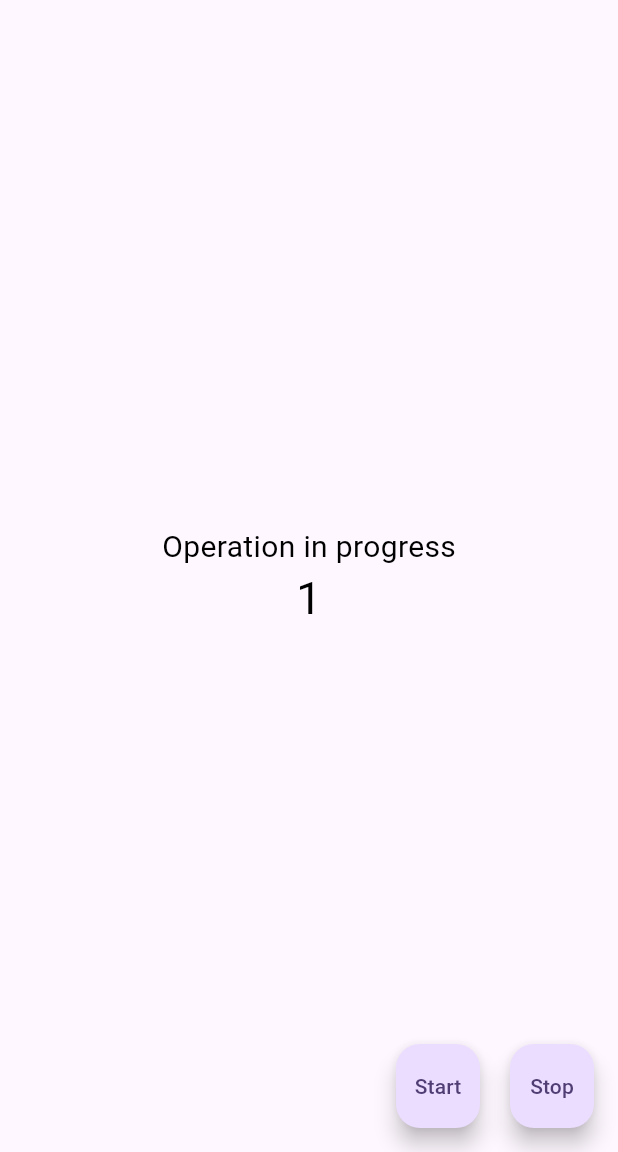
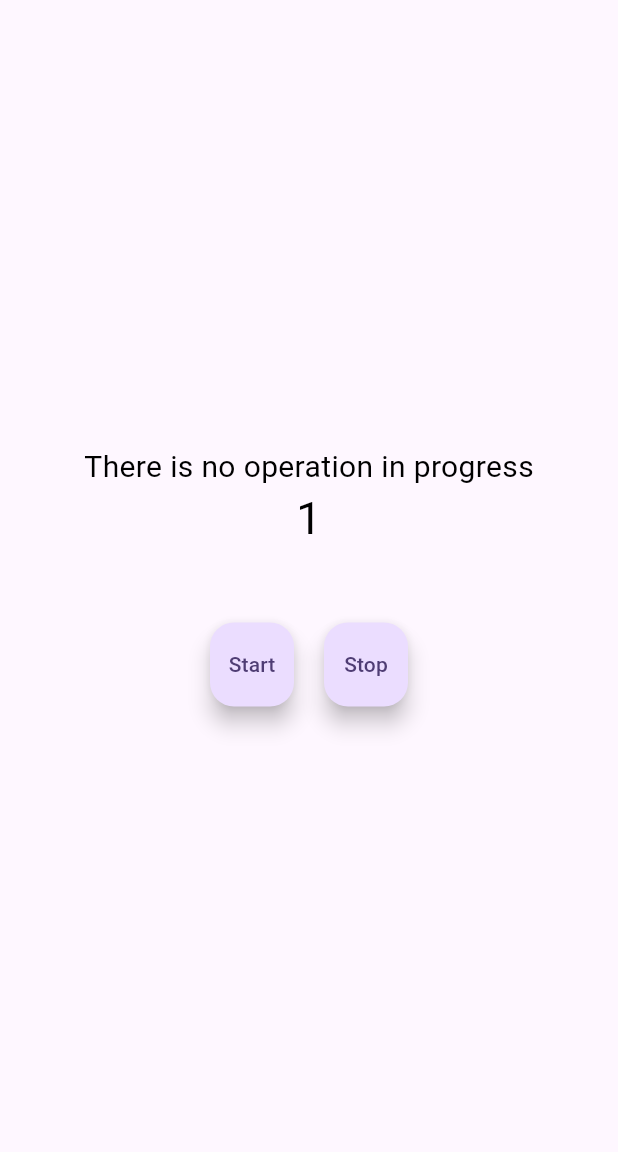
Before and after one commit to pleshkov-i-v/cancellable_operations, a Flutter app: the screen it shows after launch, after a tap on "Start", on a phone screen of 412 x 824 dp, the part 84-1236 px from its top. Run offline on Flutter 3.47's test engine with Material 3 defaults, Android fonts, the phone set to English and light mode, and no system bars.

Commit message:
00 Starting app

```diff
--- a/lib/home/home_page.dart
+++ b/lib/home/home_page.dart
@@ -1,78 +1,21 @@
+import 'package:cancellable_operations/home/home_page_content.dart';
 import 'package:flutter/material.dart';
 
-class MyHomePage extends StatefulWidget {
-  const MyHomePage({super.key, required this.title});
-  final String title;
-
-  @override
-  State<MyHomePage> createState() => _MyHomePageState();
-}
-
-class _MyHomePageState extends State<MyHomePage> {
-  int _counter = 0;
-  Future? _operation;
-
-  void _startOperation() {
-    setState(() {
-      _counter = 0;
-      _operation = _operationFunction();
-    });
-  }
-
-  void _stopOperation() {
-    setState(() {
-      _operation = null;
-    });
-  }
-
-  Future<void> _operationFunction() async {
-    for (int i = 0; i < 10; i++) {
-      await Future.delayed(const Duration(milliseconds: 500));
-      setState(() {
-        _counter = i;
-      });
-    }
-    _stopOperation();
-  }
+class MyHomePage extends StatelessWidget {
+  const MyHomePage({super.key});
 
   @override
   Widget build(BuildContext context) {
     return Scaffold(
       appBar: AppBar(
         backgroundColor: Theme.of(context).colorScheme.inversePrimary,
-        title: Text(widget.title),
+        title: Text('Cancellable operations'),
       ),
       body: Center(
-        child: Column(
-          mainAxisAlignment: MainAxisAlignment.center,
-          children: <Widget>[
-            Text(
-              _operation != null
-                  ? 'Operation in progress'
-                  : 'There is no operation in progress',
-            ),
-            Text(
-              '$_counter',
-              style: Theme.of(context).textTheme.headlineMedium,
-            ),
-          ],
+        child: Padding(
+          padding: const EdgeInsets.all(20.0),
+          child: HomePageContent(),
         ),
-      ),
-      floatingActionButton: Row(
-        mainAxisAlignment: MainAxisAlignment.end,
-        children: [
-          FloatingActionButton(
-            onPressed: _startOperation,
-            tooltip: 'Start',
-            child: const Text('Start'),
-          ),
-          const SizedBox(width: 20),
-          FloatingActionButton(
-            onPressed: _stopOperation,
-            tooltip: 'Stop',
-            child: const Text('Stop'),
-          ),
-        ],
       ),
     );
   }
--- /dev/null
+++ b/lib/home/home_page_content.dart
@@ -0,0 +1,46 @@
+import 'package:flutter/material.dart';
+
+class HomePageContent extends StatefulWidget {
+  const HomePageContent({super.key});
+
+  @override
+  State<HomePageContent> createState() => _HomePageContentState();
+}
+
+class _HomePageContentState extends State<HomePageContent> {
+  int _counter = 0;
+  @override
+  Widget build(BuildContext context) {
+    return Column(
+      mainAxisAlignment: MainAxisAlignment.center,
+      children: <Widget>[
+        Text('There is no operation in progress'),
+        Text('$_counter', style: Theme.of(context).textTheme.headlineMedium),
+        const SizedBox(height: 50),
+        Row(
+          mainAxisAlignment: MainAxisAlignment.center,
+          children: [
+            FloatingActionButton(
+              onPressed: () async {
+                for (int i = 0; i < 10; i++) {
+                  await Future.delayed(const Duration(milliseconds: 500));
+                  setState(() {
+                    _counter = i;
+                  });
+                }
+              },
+              tooltip: 'Start',
+              child: const Text('Start'),
+            ),
+            const SizedBox(width: 20),
+            FloatingActionButton(
+              onPressed: () {},
+              tooltip: 'Stop',
+              child: const Text('Stop'),
+            ),
+          ],
+        ),
+      ],
+    );
+  }
+}
--- a/lib/main.dart
+++ b/lib/main.dart
@@ -20,7 +20,7 @@ class MyApp extends StatelessWidget {
           labelMedium: const TextStyle(color: Colors.black, fontSize: 20),
         ),
       ),
-      home: const MyHomePage(title: 'Cancellable operations'),
+      home: const MyHomePage(),
     );
   }
 }
```
